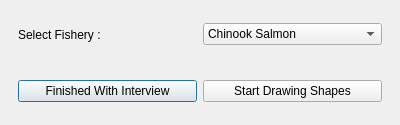
This is mlpa_southcoast/Interview/selectfishery.ui in Ecotrust/openoceanmap-desktop as Qt 5 draws it before an edit. The edited form follows.
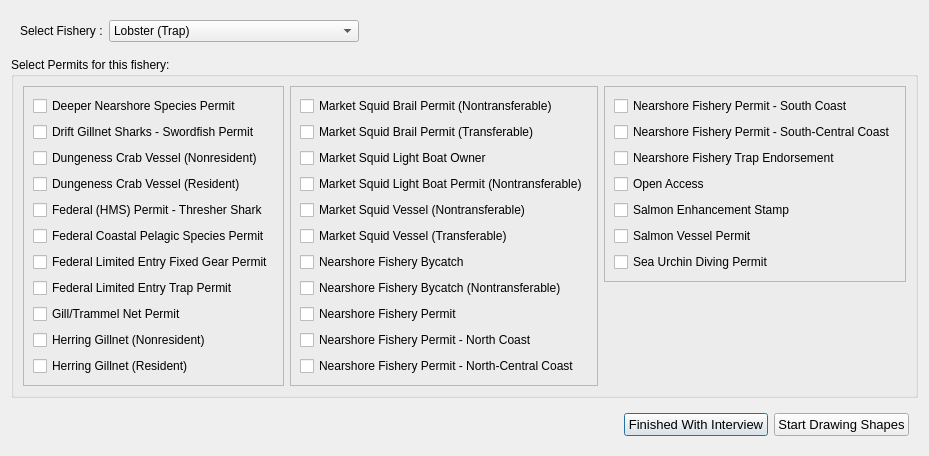
This is the edited form.

Diff of the .ui file:
```diff
--- a/mlpa_southcoast/Interview/selectfishery.ui
+++ b/mlpa_southcoast/Interview/selectfishery.ui
@@ -6,99 +6,474 @@
    <rect>
     <x>0</x>
     <y>0</y>
-    <width>400</width>
-    <height>125</height>
+    <width>840</width>
+    <height>429</height>
    </rect>
   </property>
   <property name="windowTitle" >
    <string>OpenOceanMap - Select Fishery</string>
   </property>
-  <layout class="QVBoxLayout" >
-   <property name="margin" >
-    <number>9</number>
-   </property>
-   <property name="spacing" >
-    <number>6</number>
-   </property>
+  <layout class="QVBoxLayout" name="verticalLayout_5" >
    <item>
-    <widget class="QWidget" native="1" name="widget" >
-     <layout class="QHBoxLayout" >
-      <property name="margin" >
-       <number>9</number>
-      </property>
-      <property name="spacing" >
-       <number>6</number>
-      </property>
-      <item>
-       <widget class="QLabel" name="fishery_text" >
-        <property name="text" >
-         <string>Select Fishery :</string>
+    <layout class="QHBoxLayout" name="horizontalLayout_3" >
+     <item>
+      <widget class="QWidget" native="1" name="widget" >
+       <layout class="QHBoxLayout" >
+        <property name="spacing" >
+         <number>6</number>
         </property>
-       </widget>
-      </item>
-      <item>
-       <widget class="QComboBox" name="fishery_comboBox" >
+        <property name="margin" >
+         <number>9</number>
+        </property>
         <item>
-         <property name="text" >
-          <string>Chinook Salmon</string>
-         </property>
+         <widget class="QLabel" name="fishery_text" >
+          <property name="text" >
+           <string>Select Fishery :</string>
+          </property>
+         </widget>
         </item>
         <item>
-         <property name="text" >
-          <string>Rockfish/Lingcod Complex</string>
-         </property>
+         <widget class="QComboBox" name="fishery_comboBox" >
+          <item>
+           <property name="text" >
+            <string>Lobster (Trap)</string>
+           </property>
+          </item>
+          <item>
+           <property name="text" >
+            <string>Squid (Seine)</string>
+           </property>
+          </item>
+          <item>
+           <property name="text" >
+            <string>Coastal Pelagics (Seine)</string>
+           </property>
+          </item>
+          <item>
+           <property name="text" >
+            <string>Urchin (Diving)</string>
+           </property>
+          </item>
+          <item>
+           <property name="text" >
+            <string>Spot Prawn (Trap)</string>
+           </property>
+          </item>
+          <item>
+           <property name="text" >
+            <string>Nearshore Rockfish (Hook-Line)</string>
+           </property>
+          </item>
+          <item>
+           <property name="text" >
+            <string>NearshoreRockfish (Trap)</string>
+           </property>
+          </item>
+          <item>
+           <property name="text" >
+            <string>Deeper Nearshore Rockfish (Hook-Line)</string>
+           </property>
+          </item>
+          <item>
+           <property name="text" >
+            <string>Deeper Nearshore Rockfish (Trap)</string>
+           </property>
+          </item>
+          <item>
+           <property name="text" >
+            <string>California Halibut (Hook-Line)</string>
+           </property>
+          </item>
+          <item>
+           <property name="text" >
+            <string>California Halibut (Gillnet)</string>
+           </property>
+          </item>
+          <item>
+           <property name="text" >
+            <string>Rock Crab (Trap)</string>
+           </property>
+          </item>
+          <item>
+           <property name="text" >
+            <string>Shark-Swordfish (Hook-Line)</string>
+           </property>
+          </item>
+          <item>
+           <property name="text" >
+            <string>Shark-Swordfish (Gillnet)</string>
+           </property>
+          </item>
+          <item>
+           <property name="text" >
+            <string>Sea Cucumber (Diving)</string>
+           </property>
+          </item>
+          <item>
+           <property name="text" >
+            <string>Tuna (Hook-Line)</string>
+           </property>
+          </item>
+          <item>
+           <property name="text" >
+            <string>Thornyhead (Hook-Line)</string>
+           </property>
+          </item>
+          <item>
+           <property name="text" >
+            <string>White Seabass (Hook-Line)</string>
+           </property>
+          </item>
+          <item>
+           <property name="text" >
+            <string>White Seabass (Gillnet)</string>
+           </property>
+          </item>
+         </widget>
         </item>
-        <item>
-         <property name="text" >
-          <string>California Halibut</string>
-         </property>
-        </item>
-        <item>
-         <property name="text" >
-          <string>Dungeness Crab</string>
-         </property>
-        </item>
-        <item>
-         <property name="text" >
-          <string>Abalone</string>
-         </property>
-        </item>
-        <item>
-         <property name="text" >
-          <string>Other</string>
-         </property>
-        </item>
-       </widget>
-      </item>
-     </layout>
-    </widget>
+       </layout>
+       <zorder>fishery_text</zorder>
+       <zorder>fishery_comboBox</zorder>
+       <zorder>widget_3</zorder>
+      </widget>
+     </item>
+     <item>
+      <spacer name="horizontalSpacer_2" >
+       <property name="orientation" >
+        <enum>Qt::Horizontal</enum>
+       </property>
+       <property name="sizeHint" stdset="0" >
+        <size>
+         <width>40</width>
+         <height>20</height>
+        </size>
+       </property>
+      </spacer>
+     </item>
+    </layout>
    </item>
    <item>
-    <widget class="QWidget" native="1" name="widget_2" >
-     <layout class="QHBoxLayout" >
-      <property name="margin" >
-       <number>9</number>
-      </property>
-      <property name="spacing" >
-       <number>6</number>
-      </property>
+    <widget class="QGroupBox" name="groupBox" >
+     <property name="title" >
+      <string>Select Permits for this fishery:</string>
+     </property>
+     <layout class="QHBoxLayout" name="horizontalLayout" >
       <item>
-       <widget class="QPushButton" name="pbnFisheryFinished" >
-        <property name="text" >
-         <string>Finished With Interview</string>
+       <widget class="QFrame" name="frame" >
+        <property name="frameShape" >
+         <enum>QFrame::StyledPanel</enum>
         </property>
+        <property name="frameShadow" >
+         <enum>QFrame::Raised</enum>
+        </property>
+        <layout class="QVBoxLayout" name="verticalLayout" >
+         <item>
+          <widget class="QCheckBox" name="p1" >
+           <property name="text" >
+            <string>Deeper Nearshore Species Permit</string>
+           </property>
+          </widget>
+         </item>
+         <item>
+          <widget class="QCheckBox" name="p2" >
+           <property name="text" >
+            <string>Drift Gillnet Sharks - Swordfish Permit</string>
+           </property>
+          </widget>
+         </item>
+         <item>
+          <widget class="QCheckBox" name="p3" >
+           <property name="text" >
+            <string>Dungeness Crab Vessel (Nonresident)</string>
+           </property>
+          </widget>
+         </item>
+         <item>
+          <widget class="QCheckBox" name="p4" >
+           <property name="text" >
+            <string>Dungeness Crab Vessel (Resident)</string>
+           </property>
+          </widget>
+         </item>
+         <item>
+          <widget class="QCheckBox" name="p5" >
+           <property name="text" >
+            <string>Federal (HMS) Permit - Thresher Shark</string>
+           </property>
+          </widget>
+         </item>
+         <item>
+          <widget class="QCheckBox" name="p6" >
+           <property name="text" >
+            <string>Federal Coastal Pelagic Species Permit</string>
+           </property>
+          </widget>
+         </item>
+         <item>
+          <widget class="QCheckBox" name="p7" >
+           <property name="text" >
+            <string>Federal Limited Entry Fixed Gear Permit</string>
+           </property>
+          </widget>
+         </item>
+         <item>
+          <widget class="QCheckBox" name="p8" >
+           <property name="text" >
+            <string>Federal Limited Entry Trap Permit</string>
+           </property>
+          </widget>
+         </item>
+         <item>
+          <widget class="QCheckBox" name="p9" >
+           <property name="text" >
+            <string>Gill/Trammel Net Permit</string>
+           </property>
+          </widget>
+         </item>
+         <item>
+          <widget class="QCheckBox" name="p10" >
+           <property name="text" >
+            <string>Herring Gillnet (Nonresident)</string>
+           </property>
+          </widget>
+         </item>
+         <item>
+          <widget class="QCheckBox" name="p11" >
+           <property name="text" >
+            <string>Herring Gillnet (Resident)</string>
+           </property>
+          </widget>
+         </item>
+        </layout>
        </widget>
       </item>
       <item>
-       <widget class="QPushButton" name="pbnStartShapes" >
-        <property name="text" >
-         <string>Start Drawing Shapes</string>
+       <widget class="QFrame" name="frame_3" >
+        <property name="frameShape" >
+         <enum>QFrame::StyledPanel</enum>
         </property>
+        <property name="frameShadow" >
+         <enum>QFrame::Raised</enum>
+        </property>
+        <layout class="QVBoxLayout" name="verticalLayout_2" >
+         <item>
+          <widget class="QCheckBox" name="p12" >
+           <property name="text" >
+            <string>Market Squid Brail Permit (Nontransferable)</string>
+           </property>
+          </widget>
+         </item>
+         <item>
+          <widget class="QCheckBox" name="p13" >
+           <property name="text" >
+            <string>Market Squid Brail Permit (Transferable)</string>
+           </property>
+          </widget>
+         </item>
+         <item>
+          <widget class="QCheckBox" name="p14" >
+           <property name="text" >
+            <string>Market Squid Light Boat Owner</string>
+           </property>
+          </widget>
+         </item>
+         <item>
+          <widget class="QCheckBox" name="p15" >
+           <property name="text" >
+            <string>Market Squid Light Boat Permit (Nontransferable)</string>
+           </property>
+          </widget>
+         </item>
+         <item>
+          <widget class="QCheckBox" name="p16" >
+           <property name="text" >
+            <string>Market Squid Vessel (Nontransferable)</string>
+           </property>
+          </widget>
+         </item>
+         <item>
+          <widget class="QCheckBox" name="p17" >
+           <property name="text" >
+            <string>Market Squid Vessel (Transferable)</string>
+           </property>
+          </widget>
+         </item>
+         <item>
+          <widget class="QCheckBox" name="p18" >
+           <property name="text" >
+            <string>Nearshore Fishery Bycatch</string>
+           </property>
+          </widget>
+         </item>
+         <item>
+          <widget class="QCheckBox" name="p19" >
+           <property name="text" >
+            <string>Nearshore Fishery Bycatch (Nontransferable)</string>
+           </property>
+          </widget>
+         </item>
+         <item>
+          <widget class="QCheckBox" name="p20" >
+           <property name="text" >
+            <string>Nearshore Fishery Permit</string>
+           </property>
+          </widget>
+         </item>
+         <item>
+          <widget class="QCheckBox" name="p21" >
+           <property name="text" >
+            <string>Nearshore Fishery Permit - North Coast</string>
+           </property>
+          </widget>
+         </item>
+         <item>
+          <widget class="QCheckBox" name="p22" >
+           <property name="text" >
+            <string>Nearshore Fishery Permit - North-Central Coast</string>
+           </property>
+          </widget>
+         </item>
+        </layout>
        </widget>
       </item>
+      <item>
+       <layout class="QVBoxLayout" name="verticalLayout_4" >
+        <item>
+         <widget class="QFrame" name="frame_2" >
+          <property name="frameShape" >
+           <enum>QFrame::StyledPanel</enum>
+          </property>
+          <property name="frameShadow" >
+           <enum>QFrame::Raised</enum>
+          </property>
+          <layout class="QVBoxLayout" name="verticalLayout_3" >
+           <item>
+            <widget class="QCheckBox" name="p23" >
+             <property name="text" >
+              <string>Nearshore Fishery Permit - South Coast</string>
+             </property>
+            </widget>
+           </item>
+           <item>
+            <widget class="QCheckBox" name="p24" >
+             <property name="text" >
+              <string>Nearshore Fishery Permit - South-Central Coast</string>
+             </property>
+            </widget>
+           </item>
+           <item>
+            <widget class="QCheckBox" name="p25" >
+             <property name="text" >
+              <string>Nearshore Fishery Trap Endorsement</string>
+             </property>
+            </widget>
+           </item>
+           <item>
+            <widget class="QCheckBox" name="p26" >
+             <property name="text" >
+              <string>Open Access</string>
+             </property>
+            </widget>
+           </item>
+           <item>
+            <widget class="QCheckBox" name="p27" >
+             <property name="text" >
+              <string>Salmon Enhancement Stamp</string>
+             </property>
+            </widget>
+           </item>
+           <item>
+            <widget class="QCheckBox" name="p28" >
+             <property name="text" >
+              <string>Salmon Vessel Permit</string>
+             </property>
+            </widget>
+           </item>
+           <item>
+            <widget class="QCheckBox" name="p29" >
+             <property name="text" >
+              <string>Sea Urchin Diving Permit</string>
+             </property>
+            </widget>
+           </item>
+          </layout>
+         </widget>
+        </item>
+        <item>
+         <spacer name="verticalSpacer" >
+          <property name="orientation" >
+           <enum>Qt::Vertical</enum>
+          </property>
+          <property name="sizeHint" stdset="0" >
+           <size>
+            <width>20</width>
+            <height>40</height>
+           </size>
+          </property>
+         </spacer>
+        </item>
+       </layout>
+      </item>
      </layout>
     </widget>
    </item>
+   <item>
+    <layout class="QHBoxLayout" name="horizontalLayout_2" >
+     <item>
+      <widget class="QWidget" native="1" name="widget_2" >
+       <layout class="QHBoxLayout" >
+        <property name="spacing" >
+         <number>6</number>
+        </property>
+        <property name="margin" >
+         <number>9</number>
+        </property>
+        <item>
+         <spacer name="horizontalSpacer" >
+          <property name="orientation" >
+           <enum>Qt::Horizontal</enum>
+          </property>
+          <property name="sizeHint" stdset="0" >
+           <size>
+            <width>40</width>
+            <height>20</height>
+           </size>
+          </property>
+         </spacer>
+        </item>
+        <item>
+         <widget class="QPushButton" name="pbnFisheryFinished" >
+          <property name="font" >
+           <font>
+            <pointsize>10</pointsize>
+           </font>
+          </property>
+          <property name="text" >
+           <string>Finished With Interview</string>
+          </property>
+         </widget>
+        </item>
+        <item>
+         <widget class="QPushButton" name="pbnStartShapes" >
+          <property name="font" >
+           <font>
+            <pointsize>10</pointsize>
+           </font>
+          </property>
+          <property name="text" >
+           <string>Start Drawing Shapes</string>
+          </property>
+         </widget>
+        </item>
+       </layout>
+       <zorder>pbnFisheryFinished</zorder>
+       <zorder>pbnStartShapes</zorder>
+       <zorder>widget_3</zorder>
+       <zorder>horizontalSpacer</zorder>
+      </widget>
+     </item>
+    </layout>
+   </item>
   </layout>
  </widget>
  <resources/>
```
